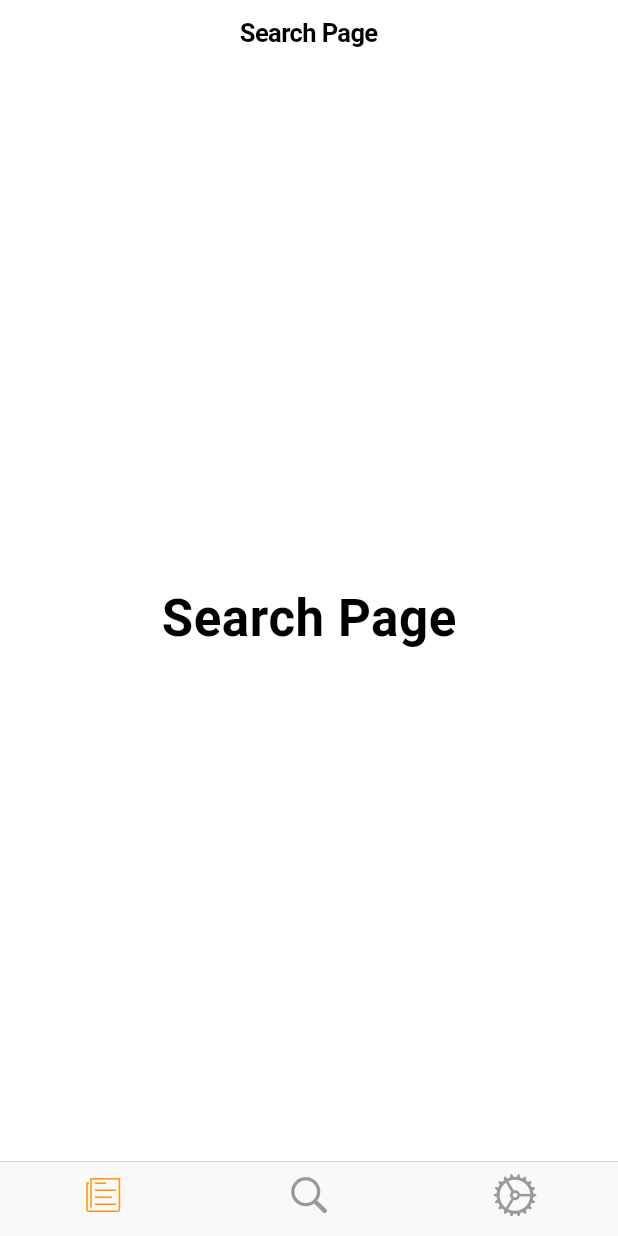
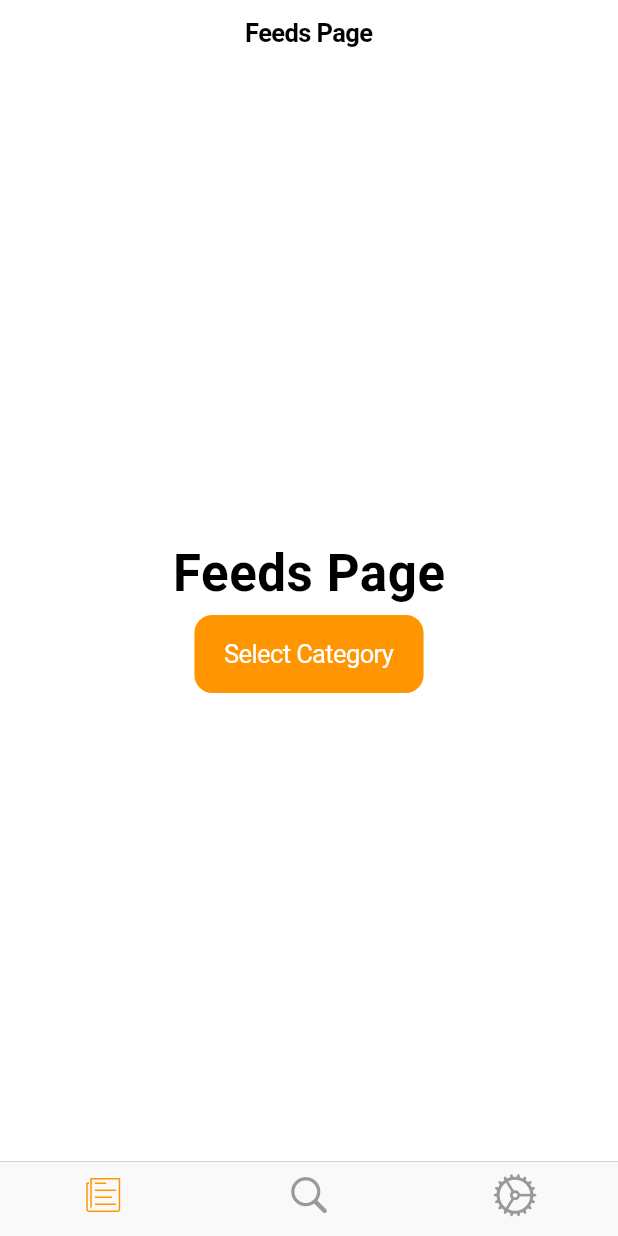
Before and after one commit to akhdanpangestuajiwidodo/Cupertino-UI-App, a Flutter app: the screen it shows after launch, on a phone screen of 412 x 824 dp. Run offline on Flutter 3.47's test engine with Material 2 defaults, Android fonts, the phone set to English and light mode, and no system bars.

Commit message:
add CuppertinoButton in feeds_page.dart

```diff
--- a/lib/screens/feeds_page.dart
+++ b/lib/screens/feeds_page.dart
@@ -5,12 +5,23 @@ class FeedsPage extends StatelessWidget {
   Widget build(BuildContext context) {
     return CupertinoPageScaffold(
       navigationBar: CupertinoNavigationBar(
-        middle: Text('Search Page'),
+        middle: Text('Feeds Page'),
       ),
       child: Center(
-        child: Text(
-          'Search Page',
-          style: CupertinoTheme.of(context).textTheme.navLargeTitleTextStyle,
+        child: Column(
+          mainAxisAlignment: MainAxisAlignment.center,
+          children: [
+            Text(
+              'Feeds Page',
+              style:
+                  CupertinoTheme.of(context).textTheme.navLargeTitleTextStyle,
+            ),
+            const SizedBox(
+              height: 8,
+            ),
+            CupertinoButton.filled(
+                child: const Text('Select Category'), onPressed: () {}),
+          ],
         ),
       ),
     );
--- a/lib/screens/settings_page.dart
+++ b/lib/screens/settings_page.dart
@@ -5,11 +5,11 @@ class SettingsPage extends StatelessWidget {
   Widget build(BuildContext context) {
     return CupertinoPageScaffold(
       navigationBar: CupertinoNavigationBar(
-        middle: Text('Search Page'),
+        middle: Text('Settings Page'),
       ),
       child: Center(
         child: Text(
-          'Search Page',
+          'Settings Page',
           style: CupertinoTheme.of(context).textTheme.navLargeTitleTextStyle,
         ),
       ),
```
